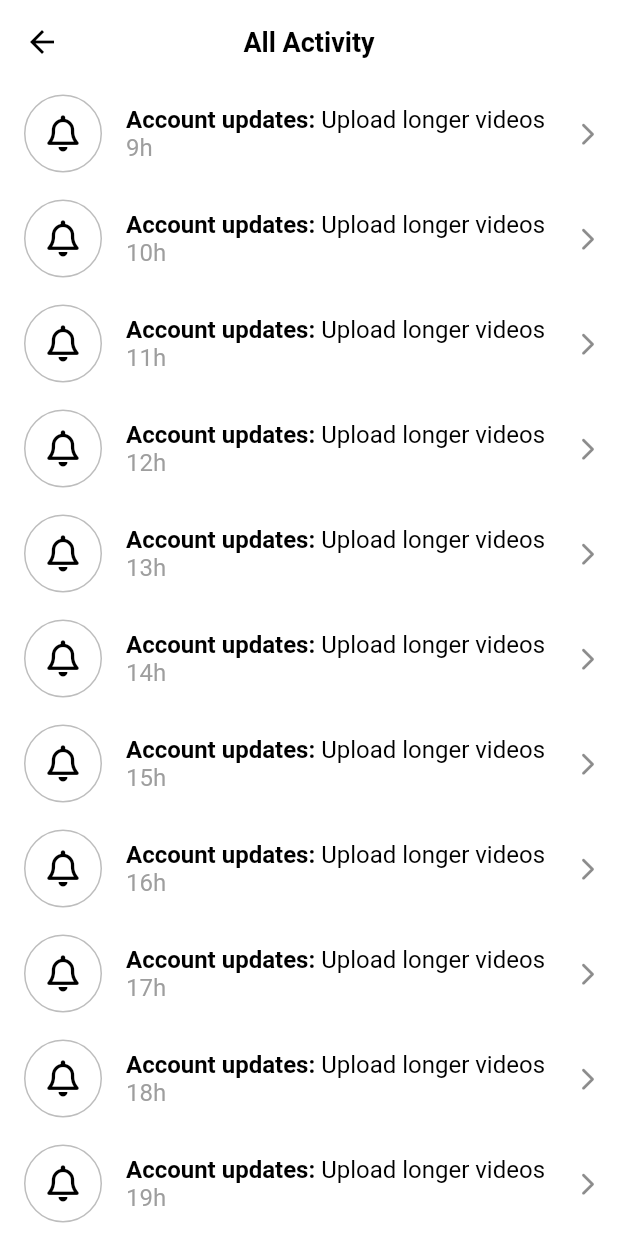
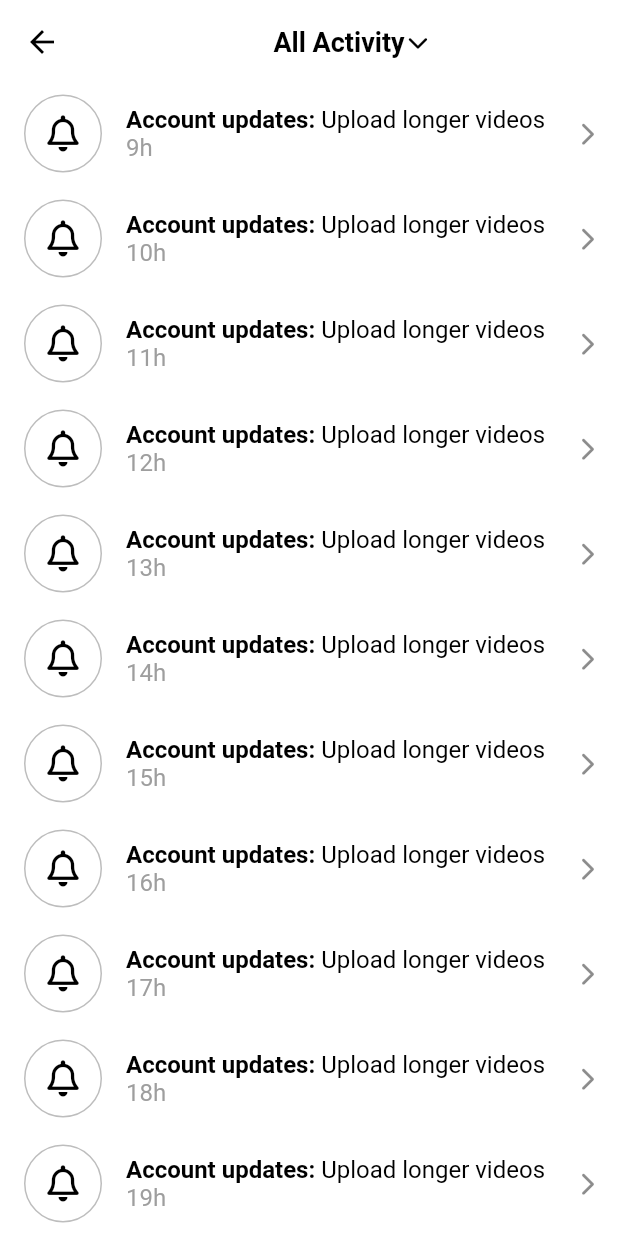
Before and after one commit to WonHyun/TikTokClone, a Flutter app: the ActivityScreen screen opened directly, scrolled down 676 dp, on a phone screen of 412 x 824 dp. Run offline on Flutter 3.47's test engine with Material 3 defaults, Android fonts, the phone set to English and light mode, and no system bars; our stand-ins replace font_awesome_flutter, video_player, visibility_detector; network calls fail.

Commit message:
feat: implement activity screen

```diff
--- a/lib/features/inbox/activity_screen.dart
+++ b/lib/features/inbox/activity_screen.dart
@@ -1,4 +1,5 @@
 import 'package:flutter/material.dart';
+import 'package:flutter/widgets.dart';
 import 'package:font_awesome_flutter/font_awesome_flutter.dart';
 import 'package:tictok_clone/constants/gaps.dart';
 import 'package:tictok_clone/constants/sizes.dart';
@@ -10,21 +11,107 @@ class ActivityScreen extends StatefulWidget {
   State<ActivityScreen> createState() => _ActivityScreenState();
 }
 
-class _ActivityScreenState extends State<ActivityScreen> {
+class _ActivityScreenState extends State<ActivityScreen>
+    with SingleTickerProviderStateMixin {
   final List<String> _notifications = List.generate(20, (index) => "${index}h");
+  final List<Map<String, dynamic>> _tabs = [
+    {
+      "title": "All activity",
+      "icon": FontAwesomeIcons.solidMessage,
+    },
+    {
+      "title": "Likes",
+      "icon": FontAwesomeIcons.solidHeart,
+    },
+    {
+      "title": "Comments",
+      "icon": FontAwesomeIcons.solidComments,
+    },
+    {
+      "title": "Mentions",
+      "icon": FontAwesomeIcons.at,
+    },
+    {
+      "title": "Followers",
+      "icon": FontAwesomeIcons.solidUser,
+    },
+    {
+      "title": "From TikTok",
+      "icon": FontAwesomeIcons.tiktok,
+    }
+  ];
+
+  bool _showBarrier = false;
+
+  late final AnimationController _animationController = AnimationController(
+    vsync: this,
+    duration: const Duration(milliseconds: 200),
+  );
+  late final Animation<double> _arrowAnimation =
+      Tween(begin: 0.0, end: 0.5).animate(_animationController);
+
+  late final Animation<Offset> _panelAnimation = Tween(
+    begin: const Offset(0, -1),
+    end: Offset.zero,
+  ).animate(_animationController);
+
+  late final Animation<Color?> _modalAnimation = ColorTween(
+    begin: Colors.transparent,
+    end: Colors.black38,
+  ).animate(_animationController);
 
   void _onDismissed(String notification) {
     _notifications.remove(notification);
     setState(() {});
   }
 
+  Future<void> _toggleAnimations() async {
+    if (_animationController.isCompleted) {
+      await _animationController.reverse();
+    } else {
+      _animationController.forward();
+    }
+    setState(() {
+      _showBarrier = !_showBarrier;
+    });
+  }
+
+  @override
+  void initState() {
+    super.initState();
+  }
+
+  @override
+  void dispose() {
+    _animationController.dispose();
+    super.dispose();
+  }
+
   @override
   Widget build(BuildContext context) {
     return Scaffold(
       appBar: AppBar(
-        title: const Text("All Activity"),
+        title: GestureDetector(
+          onTap: _toggleAnimations,
+          child: Row(
+            mainAxisAlignment: MainAxisAlignment.center,
+            children: [
+              const Text("All Activity"),
+              Gaps.h2,
+              RotationTransition(
+                turns: _arrowAnimation,
+                child: const FaIcon(
+                  FontAwesomeIcons.chevronDown,
+                  size: Sizes.size14,
                 ),
-      body: ListView(
+              ),
+            ],
+          ),
+        ),
+      ),
+      body: Stack(
+        children: [
+          ListView(
             children: [
               Gaps.v14,
               Padding(
@@ -118,6 +205,50 @@ class _ActivityScreenState extends State<ActivityScreen> {
                 ),
             ],
           ),
+          if (_showBarrier)
+            AnimatedModalBarrier(
+              color: _modalAnimation,
+              dismissible: true,
+              onDismiss: _toggleAnimations,
+            ),
+          SlideTransition(
+            position: _panelAnimation,
+            child: Container(
+              decoration: const BoxDecoration(
+                color: Colors.white,
+                borderRadius: BorderRadius.only(
+                  bottomLeft: Radius.circular(Sizes.size5),
+                  bottomRight: Radius.circular(Sizes.size5),
+                ),
+              ),
+              child: Column(
+                mainAxisSize: MainAxisSize.min,
+                children: [
+                  for (var tab in _tabs)
+                    ListTile(
+                      title: Row(
+                        children: [
+                          FaIcon(
+                            tab["icon"],
+                            color: Colors.black,
+                            size: Sizes.size16,
+                          ),
+                          Gaps.h20,
+                          Text(
+                            tab["title"],
+                            style: const TextStyle(
+                              fontWeight: FontWeight.bold,
+                            ),
+                          ),
+                        ],
+                      ),
+                    ),
+                ],
+              ),
+            ),
+          ),
+        ],
+      ),
     );
   }
 }
```
Lines whose indentation alone changed are shown as unchanged.
